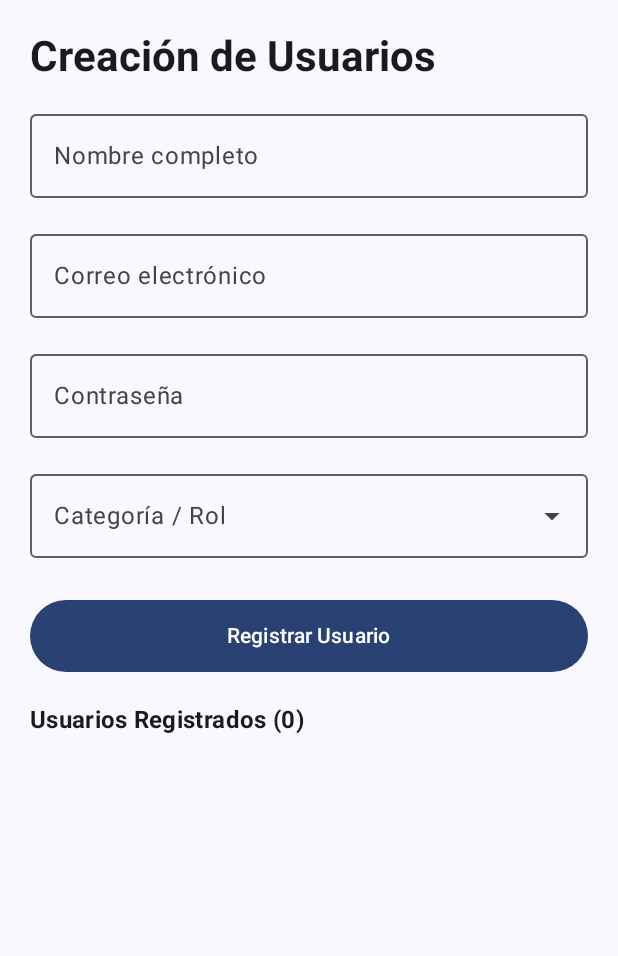
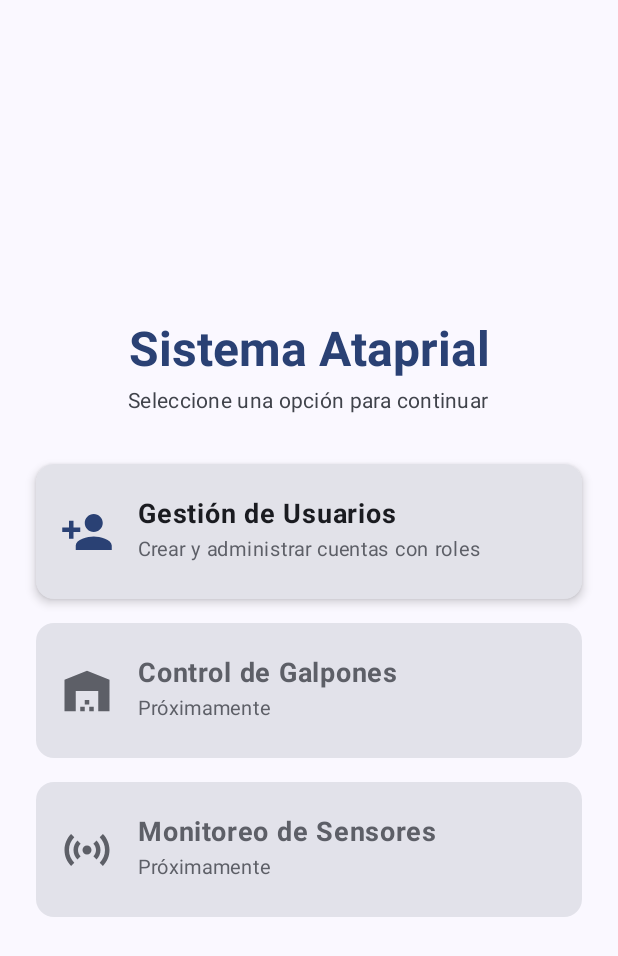
Before and after one commit to MatiCaroB/TrabajoAplicacionesMoviles, an Android app built with Jetpack Compose: the screen it shows after launch (MainActivity), on a phone screen of 412 x 824 dp. Shown: the top 956 px of the screen. Run offline under Robolectric (Android 15) with nearby library versions, the phone set to English and light mode, and no system bars.

Commit message:
creacion de el home para usar las diferentes opciones de la app

```diff
--- a/RealProyect/app/build.gradle.kts
+++ b/RealProyect/app/build.gradle.kts
@@ -41,6 +41,7 @@ dependencies {
     implementation("androidx.lifecycle:lifecycle-runtime-compose:2.11.0")
     implementation("androidx.lifecycle:lifecycle-viewmodel-compose:2.11.0")
     implementation("androidx.navigation:navigation-compose:2.10.2")
+    implementation("androidx.compose.material:material-icons-extended")
     implementation(libs.androidx.compose.material3)
     implementation(libs.androidx.compose.ui)
     implementation(libs.androidx.compose.ui.graphics)
--- a/RealProyect/app/src/main/java/com/example/ataprial/MainActivity.kt
+++ b/RealProyect/app/src/main/java/com/example/ataprial/MainActivity.kt
@@ -7,6 +7,7 @@ import androidx.compose.foundation.layout.fillMaxSize
 import androidx.compose.material3.MaterialTheme
 import androidx.compose.material3.Surface
 import androidx.compose.ui.Modifier
+import com.example.ataprial.ui.navigation.AppNavigation
 import com.example.ataprial.ui.screen.UsuarioScreen
 import com.example.ataprial.ui.theme.ATAPRIALTheme // O el nombre de tu tema en ui.theme
 
@@ -14,12 +15,12 @@ class MainActivity : ComponentActivity() {
     override fun onCreate(savedInstanceState: Bundle?) {
         super.onCreate(savedInstanceState)
         setContent {
-            ATAPRIALTheme() {
+            ATAPRIALTheme {
                 Surface(
                     modifier = Modifier.fillMaxSize(),
                     color = MaterialTheme.colorScheme.background
                 ) {
-                    UsuarioScreen()
+                    AppNavigation()
                 }
             }
         }
--- /dev/null
+++ b/RealProyect/app/src/main/java/com/example/ataprial/ui/navigation/AppNavigation.kt
@@ -0,0 +1,35 @@
+package com.example.ataprial.ui.navigation
+
+import androidx.compose.runtime.Composable
+import androidx.navigation.compose.NavHost
+import androidx.navigation.compose.composable
+import androidx.navigation.compose.rememberNavController
+import com.example.ataprial.ui.screen.HomeScreen
+import com.example.ataprial.ui.screen.UsuarioScreen
+
+object AppRoutes {
+    const val HOME = "home"
+    const val USUARIOS = "usuarios"
+}
+
+@Composable
+fun AppNavigation() {
+    val navController = rememberNavController()
+
+    NavHost(
+        navController = navController,
+        startDestination = AppRoutes.HOME
+    ) {
+        composable(AppRoutes.HOME) {
+            HomeScreen(
+                onNavegarAUsuarios = {
+                    navController.navigate(AppRoutes.USUARIOS)
+                }
+            )
+        }
+
+        composable(AppRoutes.USUARIOS) {
+            UsuarioScreen()
+        }
+    }
+}
--- a/RealProyect/app/src/main/java/com/example/ataprial/ui/screen/HomeScreen.kt
+++ b/RealProyect/app/src/main/java/com/example/ataprial/ui/screen/HomeScreen.kt
@@ -1,3 +1,121 @@
 package com.example.ataprial.ui.screen
 
-//Pantalla primcipal pues, lo primero que ves al entrar a la app lol
+import androidx.compose.foundation.layout.*
+import androidx.compose.material.icons.Icons
+import androidx.compose.material.icons.filled.PersonAdd
+import androidx.compose.material.icons.filled.Sensors
+import androidx.compose.material.icons.filled.Warehouse
+import androidx.compose.material3.*
+import androidx.compose.runtime.Composable
+import androidx.compose.ui.Alignment
+import androidx.compose.ui.Modifier
+import androidx.compose.ui.graphics.vector.ImageVector
+import androidx.compose.ui.text.font.FontWeight
+import androidx.compose.ui.unit.dp
+import androidx.compose.ui.unit.sp
+
+@Composable
+fun HomeScreen(
+    onNavegarAUsuarios: () -> Unit
+) {
+    Column(
+        modifier = Modifier
+            .fillMaxSize()
+            .padding(24.dp),
+        horizontalAlignment = Alignment.CenterHorizontally,
+        verticalArrangement = Arrangement.Center
+    ) {
+        Text(
+            text = "Sistema Ataprial",
+            style = MaterialTheme.typography.headlineLarge,
+            fontWeight = FontWeight.Bold,
+            color = MaterialTheme.colorScheme.primary
+        )
+
+        Text(
+            text = "Seleccione una opción para continuar",
+            style = MaterialTheme.typography.bodyMedium,
+            color = MaterialTheme.colorScheme.onSurfaceVariant,
+            modifier = Modifier.padding(top = 4.dp, bottom = 32.dp)
+        )
+
+        // OPCIÓN 1: Gestión de Usuarios (ACTIVA)
+        OpcionHomeCard(
+            titulo = "Gestión de Usuarios",
+            descripcion = "Crear y administrar cuentas con roles",
+            icono = Icons.Default.PersonAdd,
+            onClick = onNavegarAUsuarios,
+            habilitado = true
+        )
+
+        Spacer(modifier = Modifier.height(16.dp))
+
+        // OPCIÓN 2: Galpones (Deshabilitada por ahora)
+        OpcionHomeCard(
+            titulo = "Control de Galpones",
+            descripcion = "Próximamente",
+            icono = Icons.Default.Warehouse,
+            onClick = {},
+            habilitado = false
+        )
+
+        Spacer(modifier = Modifier.height(16.dp))
+
+        // OPCIÓN 3: Monitoreo (Deshabilitada por ahora)
+        OpcionHomeCard(
+            titulo = "Monitoreo de Sensores",
+            descripcion = "Próximamente",
+            icono = Icons.Default.Sensors,
+            onClick = {},
+            habilitado = false
+        )
+    }
+}
+
+@Composable
+fun OpcionHomeCard(
+    titulo: String,
+    descripcion: String,
+    icono: ImageVector,
+    onClick: () -> Unit,
+    habilitado: Boolean
+) {
+    Card(
+        onClick = onClick,
+        enabled = habilitado,
+        modifier = Modifier
+            .fillMaxWidth()
+            .height(90.dp),
+        elevation = CardDefaults.cardElevation(defaultElevation = if (habilitado) 4.dp else 0.dp)
+    ) {
+        Row(
+            modifier = Modifier
+                .fillMaxSize()
+                .padding(16.dp),
+            verticalAlignment = Alignment.CenterVertically
+        ) {
+            Icon(
+                imageVector = icono,
+                contentDescription = null,
+                modifier = Modifier.size(36.dp),
+                tint = if (habilitado) MaterialTheme.colorScheme.primary else MaterialTheme.colorScheme.outline
+            )
+
+            Spacer(modifier = Modifier.width(16.dp))
+
+            Column {
+                Text(
+                    text = titulo,
+                    fontSize = 18.sp,
+                    fontWeight = FontWeight.Bold,
+                    color = if (habilitado) MaterialTheme.colorScheme.onSurface else MaterialTheme.colorScheme.outline
+                )
+                Text(
+                    text = descripcion,
+                    fontSize = 13.sp,
+                    color = MaterialTheme.colorScheme.outline
+                )
+            }
+        }
+    }
+}
```
